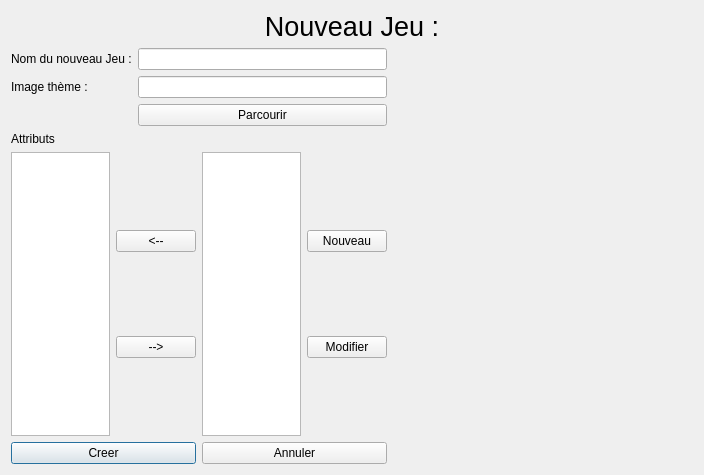
This is fenetre/formNouveauJeu.ui in helarion/Application-JDR as Qt 5 draws it before an edit. The edited form follows.
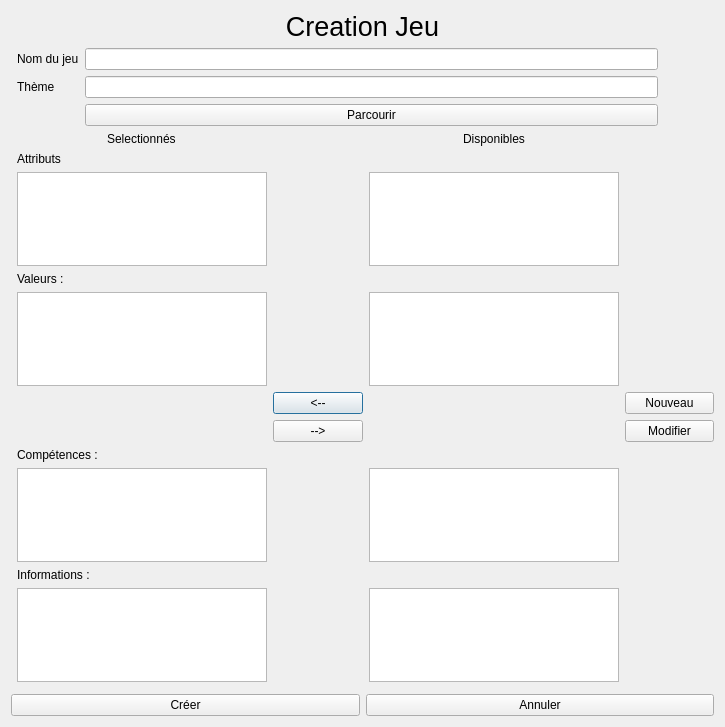
This is the edited form. Icons and pictures are not drawn.

```diff
--- a/fenetre/formNouveauJeu.ui
+++ b/fenetre/formNouveauJeu.ui
@@ -6,8 +6,8 @@
    <rect>
     <x>0</x>
     <y>0</y>
-    <width>704</width>
-    <height>475</height>
+    <width>725</width>
+    <height>727</height>
    </rect>
   </property>
   <property name="windowTitle">
@@ -17,146 +17,271 @@
    <iconset>
     <normaloff>../d20.ico</normaloff>../d20.ico</iconset>
   </property>
-  <layout class="QGridLayout" name="gridLayout">
-   <item row="6" column="0">
-    <layout class="QHBoxLayout" name="horizontalLayout_3">
-     <item>
-      <widget class="QPushButton" name="CreerJeu">
-       <property name="text">
-        <string>Creer</string>
-       </property>
-      </widget>
-     </item>
-     <item>
-      <widget class="QPushButton" name="AnnulerJeu">
-       <property name="text">
-        <string>Annuler</string>
-       </property>
-      </widget>
-     </item>
-    </layout>
-   </item>
-   <item row="0" column="0" colspan="2">
-    <widget class="QLabel" name="label_3">
+  <layout class="QVBoxLayout" name="verticalLayout">
+   <item>
+    <widget class="QLabel" name="label">
      <property name="font">
       <font>
        <pointsize>20</pointsize>
       </font>
      </property>
      <property name="text">
-      <string>Nouveau Jeu :</string>
+      <string>Creation Jeu</string>
      </property>
      <property name="alignment">
       <set>Qt::AlignCenter</set>
      </property>
     </widget>
    </item>
-   <item row="1" column="1">
-    <widget class="QLabel" name="themeImage">
-     <property name="enabled">
-      <bool>true</bool>
+   <item>
+    <layout class="QHBoxLayout" name="CentreV">
+     <property name="topMargin">
+      <number>0</number>
      </property>
-     <property name="minimumSize">
-      <size>
-       <width>300</width>
-       <height>300</height>
-      </size>
-     </property>
-     <property name="maximumSize">
-      <size>
-       <width>300</width>
-       <height>300</height>
-      </size>
-     </property>
-     <property name="text">
-      <string/>
-     </property>
-    </widget>
-   </item>
-   <item row="1" column="0">
-    <layout class="QFormLayout" name="formLayout">
-     <item row="0" column="0">
-      <widget class="QLabel" name="label">
-       <property name="text">
-        <string>Nom du nouveau Jeu :</string>
-       </property>
-      </widget>
-     </item>
-     <item row="0" column="1">
-      <widget class="QLineEdit" name="nomJeu"/>
-     </item>
-     <item row="1" column="0">
-      <widget class="QLabel" name="label_2">
-       <property name="text">
-        <string>Image thème :</string>
-       </property>
-      </widget>
-     </item>
-     <item row="1" column="1">
-      <widget class="QLineEdit" name="theme"/>
-     </item>
-     <item row="2" column="1">
-      <widget class="QPushButton" name="parcourirButton">
-       <property name="text">
-        <string>Parcourir</string>
-       </property>
-      </widget>
-     </item>
-     <item row="3" column="0">
-      <widget class="QLabel" name="label_4">
-       <property name="text">
-        <string>Attributs</string>
-       </property>
-      </widget>
-     </item>
-     <item row="4" column="0" colspan="2">
-      <layout class="QHBoxLayout" name="horizontalLayout">
-       <property name="bottomMargin">
-        <number>0</number>
-       </property>
-       <item>
-        <widget class="QListWidget" name="listAttributSelect"/>
-       </item>
-       <item>
-        <layout class="QVBoxLayout" name="verticalLayout_2">
-         <property name="rightMargin">
+     <item>
+      <layout class="QFormLayout" name="formulaire">
+       <item row="5" column="1">
+        <layout class="QGridLayout" name="gridLayout">
+         <property name="topMargin">
           <number>0</number>
          </property>
-         <item>
-          <widget class="QPushButton" name="ajouterButton">
+         <item row="10" column="0">
+          <widget class="QListWidget" name="listInformationSelect">
+           <property name="maximumSize">
+            <size>
+             <width>250</width>
+             <height>400</height>
+            </size>
+           </property>
+          </widget>
+         </item>
+         <item row="9" column="0">
+          <widget class="QLabel" name="label_7">
            <property name="text">
-            <string>&lt;--</string>
+            <string>Informations :</string>
            </property>
           </widget>
          </item>
-         <item>
-          <widget class="QPushButton" name="retirerButton">
+         <item row="6" column="0">
+          <widget class="QLabel" name="label_6">
            <property name="text">
-            <string>--&gt;</string>
+            <string>Compétences :</string>
            </property>
           </widget>
          </item>
+         <item row="5" column="1">
+          <layout class="QVBoxLayout" name="verticalLayout_3">
+           <property name="rightMargin">
+            <number>0</number>
+           </property>
+           <item>
+            <widget class="QPushButton" name="ajouterButton">
+             <property name="text">
+              <string>&lt;--</string>
+             </property>
+            </widget>
+           </item>
+           <item>
+            <widget class="QPushButton" name="supprimerButton">
+             <property name="text">
+              <string>--&gt;</string>
+             </property>
+            </widget>
+           </item>
+          </layout>
+         </item>
+         <item row="0" column="0" alignment="Qt::AlignHCenter">
+          <widget class="QLabel" name="label_8">
+           <property name="text">
+            <string>Selectionnés</string>
+           </property>
+          </widget>
+         </item>
+         <item row="4" column="0">
+          <widget class="QListWidget" name="listValeurSelect">
+           <property name="maximumSize">
+            <size>
+             <width>250</width>
+             <height>400</height>
+            </size>
+           </property>
+          </widget>
+         </item>
+         <item row="2" column="0">
+          <widget class="QListWidget" name="listAttributSelect">
+           <property name="minimumSize">
+            <size>
+             <width>50</width>
+             <height>50</height>
+            </size>
+           </property>
+           <property name="maximumSize">
+            <size>
+             <width>250</width>
+             <height>400</height>
+            </size>
+           </property>
+          </widget>
+         </item>
+         <item row="2" column="2">
+          <widget class="QListWidget" name="listAttributDisp">
+           <property name="maximumSize">
+            <size>
+             <width>250</width>
+             <height>400</height>
+            </size>
+           </property>
+          </widget>
+         </item>
+         <item row="4" column="2">
+          <widget class="QListWidget" name="listValeurDisp">
+           <property name="maximumSize">
+            <size>
+             <width>250</width>
+             <height>400</height>
+            </size>
+           </property>
+          </widget>
+         </item>
+         <item row="3" column="0">
+          <widget class="QLabel" name="label_5">
+           <property name="text">
+            <string>Valeurs :</string>
+           </property>
+          </widget>
+         </item>
+         <item row="0" column="2" alignment="Qt::AlignHCenter">
+          <widget class="QLabel" name="label_9">
+           <property name="text">
+            <string>Disponibles</string>
+           </property>
+          </widget>
+         </item>
+         <item row="1" column="0">
+          <widget class="QLabel" name="label_4">
+           <property name="text">
+            <string>Attributs </string>
+           </property>
+          </widget>
+         </item>
+         <item row="7" column="0">
+          <widget class="QListWidget" name="listCompetenceSelect">
+           <property name="maximumSize">
+            <size>
+             <width>250</width>
+             <height>400</height>
+            </size>
+           </property>
+          </widget>
+         </item>
+         <item row="7" column="2">
+          <widget class="QListWidget" name="listCompetenceDisp">
+           <property name="maximumSize">
+            <size>
+             <width>250</width>
+             <height>400</height>
+            </size>
+           </property>
+          </widget>
+         </item>
+         <item row="10" column="2">
+          <widget class="QListWidget" name="listInformationDisp">
+           <property name="maximumSize">
+            <size>
+             <width>250</width>
+             <height>400</height>
+            </size>
+           </property>
+          </widget>
+         </item>
+         <item row="5" column="3">
+          <layout class="QVBoxLayout" name="boutons">
+           <item>
+            <widget class="QPushButton" name="nouveauAttribut">
+             <property name="text">
+              <string>Nouveau</string>
+             </property>
+            </widget>
+           </item>
+           <item>
+            <widget class="QPushButton" name="modifierAttribut">
+             <property name="text">
+              <string>Modifier</string>
+             </property>
+            </widget>
+           </item>
+          </layout>
+         </item>
         </layout>
        </item>
-       <item>
-        <widget class="QListWidget" name="listAttributDisp"/>
+       <item row="7" column="1">
+        <layout class="QHBoxLayout" name="Attributs">
+         <property name="rightMargin">
+          <number>0</number>
+         </property>
+         <property name="bottomMargin">
+          <number>0</number>
+         </property>
+        </layout>
        </item>
-       <item>
-        <layout class="QVBoxLayout" name="verticalLayout">
+       <item row="0" column="1">
+        <layout class="QHBoxLayout" name="horizontalLayout_4">
+         <property name="topMargin">
+          <number>0</number>
+         </property>
          <property name="rightMargin">
           <number>0</number>
          </property>
          <item>
-          <widget class="QPushButton" name="nouveauAttributButton">
-           <property name="text">
-            <string>Nouveau</string>
+          <layout class="QFormLayout" name="formLayout">
+           <property name="topMargin">
+            <number>0</number>
            </property>
-          </widget>
+           <item row="2" column="0">
+            <widget class="QLabel" name="label_3">
+             <property name="text">
+              <string>Thème</string>
+             </property>
+            </widget>
+           </item>
+           <item row="0" column="0">
+            <widget class="QLabel" name="label_2">
+             <property name="text">
+              <string>Nom du jeu</string>
+             </property>
+            </widget>
+           </item>
+           <item row="0" column="1">
+            <widget class="QLineEdit" name="nomJeu"/>
+           </item>
+           <item row="2" column="1">
+            <widget class="QLineEdit" name="theme"/>
+           </item>
+           <item row="3" column="1">
+            <widget class="QPushButton" name="parcourirButton">
+             <property name="text">
+              <string>Parcourir</string>
+             </property>
+            </widget>
+           </item>
+          </layout>
          </item>
          <item>
-          <widget class="QPushButton" name="modifierAttributButton">
+          <widget class="QLabel" name="themeImage">
+           <property name="minimumSize">
+            <size>
+             <width>50</width>
+             <height>50</height>
+            </size>
+           </property>
+           <property name="maximumSize">
+            <size>
+             <width>300</width>
+             <height>300</height>
+            </size>
+           </property>
            <property name="text">
-            <string>Modifier</string>
+            <string/>
            </property>
           </widget>
          </item>
@@ -166,6 +291,27 @@
      </item>
     </layout>
    </item>
+   <item>
+    <layout class="QHBoxLayout" name="horizontalLayout">
+     <property name="topMargin">
+      <number>0</number>
+     </property>
+     <item>
+      <widget class="QPushButton" name="ajouterJeuButton">
+       <property name="text">
+        <string>Créer</string>
+       </property>
+      </widget>
+     </item>
+     <item>
+      <widget class="QPushButton" name="retourButton">
+       <property name="text">
+        <string>Annuler</string>
+       </property>
+      </widget>
+     </item>
+    </layout>
+   </item>
   </layout>
  </widget>
  <resources/>
```
Left out of the diff: 10 changed lines with no effect on the pictures.
